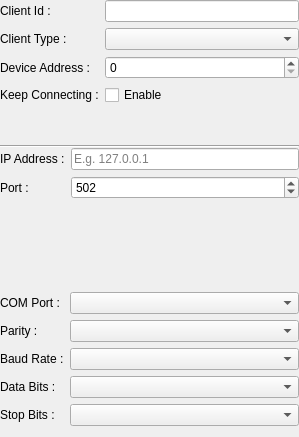
The window that src/widget/quamodbusclientwidgetedit.ui (juangburgos/QUaModbusClient) describes before a commit, drawn with Qt 5.
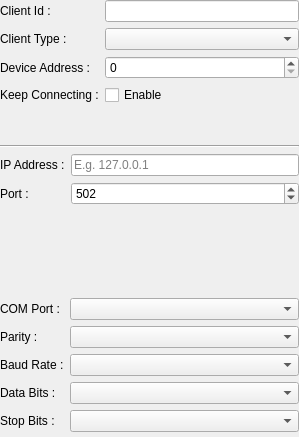
The same window after the commit. Custom widgets are drawn as their Qt base class.

```diff
--- a/src/widget/quamodbusclientwidgetedit.ui
+++ b/src/widget/quamodbusclientwidgetedit.ui
@@ -15,7 +15,7 @@
   </property>
   <layout class="QVBoxLayout" name="verticalLayout">
    <property name="spacing">
-    <number>0</number>
+    <number>6</number>
    </property>
    <property name="leftMargin">
     <number>0</number>
```
